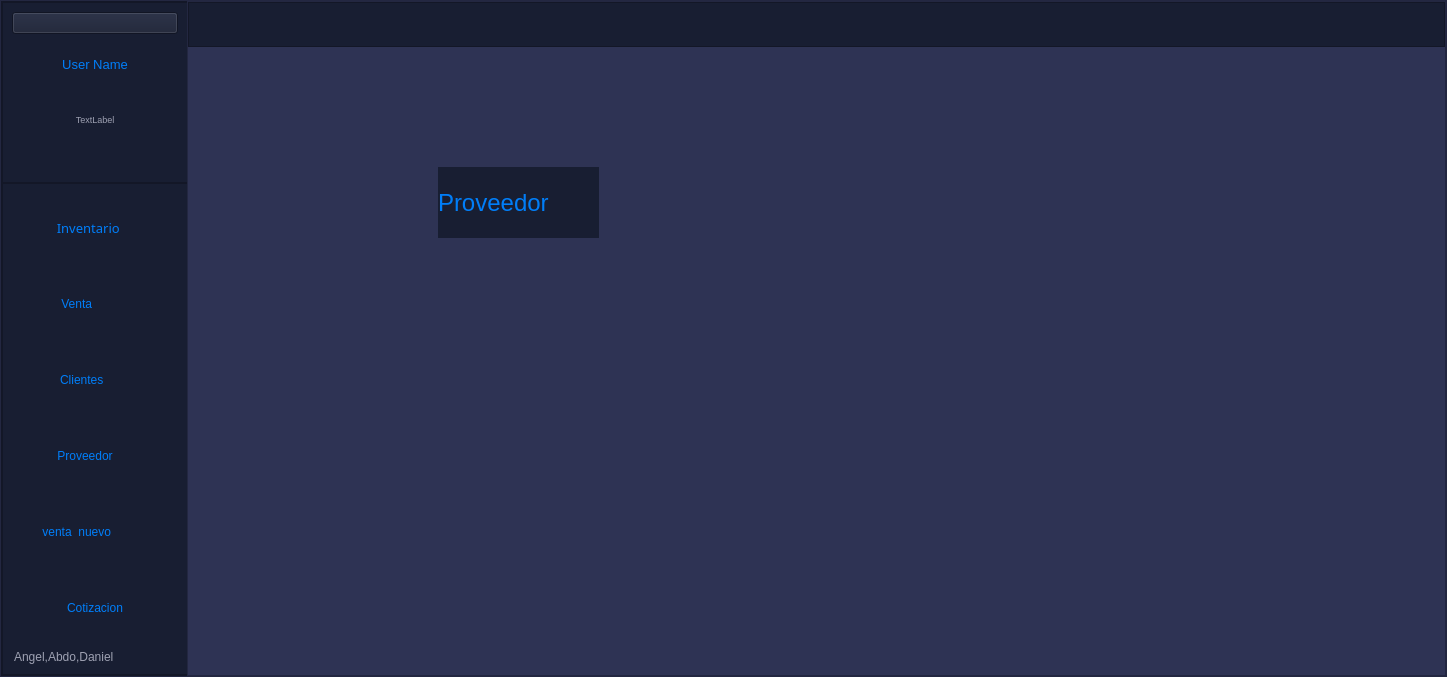
Old version of the form View/nuevo_menu.ui in the repository DanielSajvin/Proyecto_basedatos.
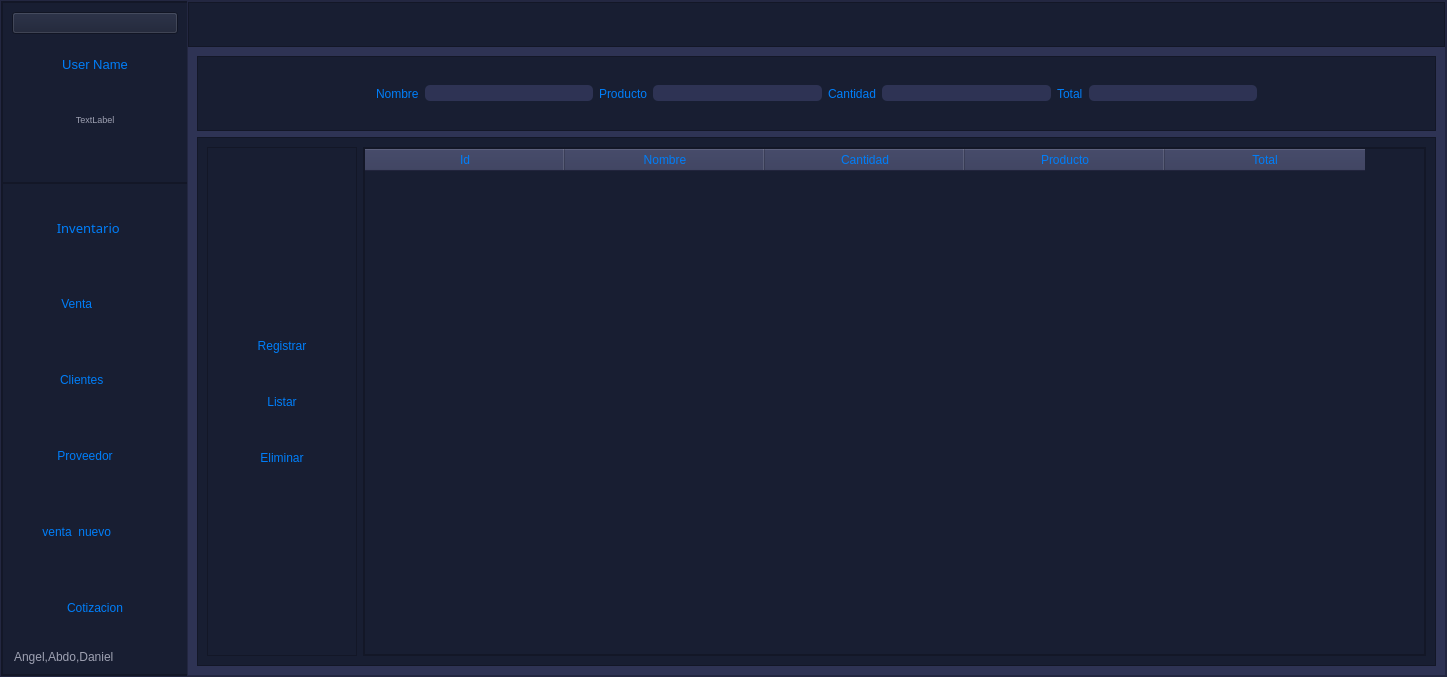
New version of the form. The open tabs and pages were chosen to show the change. Icons and pictures are not drawn.

The edit to the form file:
```diff
--- a/View/nuevo_menu.ui
+++ b/View/nuevo_menu.ui
@@ -3194,76 +3194,6 @@
               <property name="topMargin">
                <number>11</number>
               </property>
-              <item>
-               <widget class="QFrame" name="frame_21">
-                <property name="minimumSize">
-                 <size>
-                  <width>0</width>
-                  <height>125</height>
-                 </size>
-                </property>
-                <property name="styleSheet">
-                 <string notr="true">QPushButton{
-border-top-left-radius:20p;
-color: rgb(0,126,249);
-font: 77 10pt &quot;Gadugi&quot;;
-
-border-radius: 5px;
-
-
-}
-
-QPushButton:hover{
-
-background-color: qlineargradient(spread:pad, x1:0, y1:0.505682, x2:1, y2:0.477, stop:0 rgba(11, 131, 120, 219), stop:1 rgba(85, 98, 112, 226));
-
-
-}
-QFrame{
-
-background-color: rgb(24, 30, 50);
-
-}
-QLabel{
-color: rgb(0,126,249);
-}
-QLineEdit{
-font: 77 10pt &quot;Gadugi&quot;;
-color: rgb(158, 161, 178);
-border-radius: 5px;
-}
-
-</string>
-                </property>
-                <property name="frameShape">
-                 <enum>QFrame::StyledPanel</enum>
-                </property>
-                <property name="frameShadow">
-                 <enum>QFrame::Raised</enum>
-                </property>
-                <widget class="QLabel" name="label_14">
-                 <property name="geometry">
-                  <rect>
-                   <x>40</x>
-                   <y>20</y>
-                   <width>121</width>
-                   <height>31</height>
-                  </rect>
-                 </property>
-                 <property name="font">
-                  <font>
-                   <pointsize>12</pointsize>
-                  </font>
-                 </property>
-                 <property name="styleSheet">
-                  <string notr="true"/>
-                 </property>
-                 <property name="text">
-                  <string>Id</string>
-                 </property>
-                </widget>
-               </widget>
-              </item>
               <item>
                <widget class="QFrame" name="frame_20">
                 <property name="frameShape">
@@ -3477,24 +3407,369 @@
              </layout>
             </widget>
             <widget class="QWidget" name="page_proveedor">
-             <widget class="QLabel" name="label_6">
-              <property name="geometry">
-               <rect>
-                <x>250</x>
-                <y>120</y>
-                <width>161</width>
-                <height>71</height>
-               </rect>
-              </property>
-              <property name="font">
-               <font>
-                <pointsize>18</pointsize>
-               </font>
-              </property>
-              <property name="text">
-               <string>Proveedor</string>
-              </property>
-             </widget>
+             <layout class="QVBoxLayout" name="verticalLayout_24">
+              <item>
+               <widget class="QFrame" name="frame_31">
+                <property name="minimumSize">
+                 <size>
+                  <width>0</width>
+                  <height>75</height>
+                 </size>
+                </property>
+                <property name="styleSheet">
+                 <string notr="true">QPushButton{
+border-top-left-radius:20p;
+color: rgb(0,126,249);
+font: 77 10pt &quot;Gadugi&quot;;
+
+border-radius: 5px;
+
+
+}
+
+QPushButton:hover{
+
+background-color: qlineargradient(spread:pad, x1:0, y1:0.505682, x2:1, y2:0.477, stop:0 rgba(11, 131, 120, 219), stop:1 rgba(85, 98, 112, 226));
+
+
+}
+QFrame{
+
+background-color: rgb(24, 30, 50);
+
+}
+QLabel{
+color: rgb(0,126,249);
+font: 77 12pt &quot;Gadugi&quot;;
+}
+QLineEdit{
+font: 77 10pt &quot;Gadugi&quot;;
+color: rgb(158, 161, 178);
+border-radius: 5px;
+}
+</string>
+                </property>
+                <property name="frameShape">
+                 <enum>QFrame::StyledPanel</enum>
+                </property>
+                <property name="frameShadow">
+                 <enum>QFrame::Raised</enum>
+                </property>
+                <layout class="QHBoxLayout" name="horizontalLayout_13">
+                 <item>
+                  <spacer name="horizontalSpacer_3">
+                   <property name="orientation">
+                    <enum>Qt::Horizontal</enum>
+                   </property>
+                   <property name="sizeHint" stdset="0">
+                    <size>
+                     <width>142</width>
+                     <height>20</height>
+                    </size>
+                   </property>
+                  </spacer>
+                 </item>
+                 <item>
+                  <widget class="QLabel" name="label_33">
+                   <property name="styleSheet">
+                    <string notr="true"/>
+                   </property>
+                   <property name="text">
+                    <string>Nombre</string>
+                   </property>
+                  </widget>
+                 </item>
+                 <item>
+                  <widget class="QLineEdit" name="nombre_proveedor"/>
+                 </item>
+                 <item>
+                  <widget class="QLabel" name="label_34">
+                   <property name="styleSheet">
+                    <string notr="true"/>
+                   </property>
+                   <property name="text">
+                    <string>Producto</string>
+                   </property>
+                  </widget>
+                 </item>
+                 <item>
+                  <widget class="QLineEdit" name="producto_proveedor"/>
+                 </item>
+                 <item>
+                  <widget class="QLabel" name="label_35">
+                   <property name="styleSheet">
+                    <string notr="true"/>
+                   </property>
+                   <property name="text">
+                    <string>Cantidad</string>
+                   </property>
+                  </widget>
+                 </item>
+                 <item>
+                  <widget class="QLineEdit" name="cantidad_proveedor"/>
+                 </item>
+                 <item>
+                  <widget class="QLabel" name="label_36">
+                   <property name="styleSheet">
+                    <string notr="true"/>
+                   </property>
+                   <property name="text">
+                    <string>Total</string>
+                   </property>
+                  </widget>
+                 </item>
+                 <item>
+                  <widget class="QLineEdit" name="total_proveedor"/>
+                 </item>
+                 <item>
+                  <spacer name="horizontalSpacer_4">
+                   <property name="orientation">
+                    <enum>Qt::Horizontal</enum>
+                   </property>
+                   <property name="sizeHint" stdset="0">
+                    <size>
+                     <width>142</width>
+                     <height>20</height>
+                    </size>
+                   </property>
+                  </spacer>
+                 </item>
+                </layout>
+               </widget>
+              </item>
+              <item>
+               <widget class="QFrame" name="frame_21">
+                <property name="minimumSize">
+                 <size>
+                  <width>0</width>
+                  <height>0</height>
+                 </size>
+                </property>
+                <property name="frameShape">
+                 <enum>QFrame::StyledPanel</enum>
+                </property>
+                <property name="frameShadow">
+                 <enum>QFrame::Raised</enum>
+                </property>
+                <layout class="QHBoxLayout" name="horizontalLayout_12">
+                 <item>
+                  <widget class="QFrame" name="frame_32">
+                   <property name="minimumSize">
+                    <size>
+                     <width>150</width>
+                     <height>0</height>
+                    </size>
+                   </property>
+                   <property name="styleSheet">
+                    <string notr="true">QPushButton{
+border-top-left-radius:20p;
+color: rgb(0,126,249);
+font: 77 10pt &quot;Gadugi&quot;;
+
+border-radius: 5px;
+
+
+}
+
+QPushButton:hover{
+
+background-color: qlineargradient(spread:pad, x1:0, y1:0.505682, x2:1, y2:0.477, stop:0 rgba(11, 131, 120, 219), stop:1 rgba(85, 98, 112, 226));
+
+
+}
+QFrame{
+
+background-color: rgb(24, 30, 50);
+
+}
+QLabel{
+color: rgb(0,126,249);
+}
+QLineEdit{
+font: 77 10pt &quot;Gadugi&quot;;
+color: rgb(158, 161, 178);
+border-radius: 5px;
+}
+</string>
+                   </property>
+                   <property name="frameShape">
+                    <enum>QFrame::StyledPanel</enum>
+                   </property>
+                   <property name="frameShadow">
+                    <enum>QFrame::Raised</enum>
+                   </property>
+                   <layout class="QVBoxLayout" name="verticalLayout_26">
+                    <item>
+                     <spacer name="verticalSpacer_4">
+                      <property name="orientation">
+                       <enum>Qt::Vertical</enum>
+                      </property>
+                      <property name="sizeHint" stdset="0">
+                       <size>
+                        <width>20</width>
+                        <height>146</height>
+                       </size>
+                      </property>
+                     </spacer>
+                    </item>
+                    <item>
+                     <widget class="QPushButton" name="registrar_proveedor">
+                      <property name="minimumSize">
+                       <size>
+                        <width>120</width>
+                        <height>50</height>
+                       </size>
+                      </property>
+                      <property name="text">
+                       <string>Registrar</string>
+                      </property>
+                     </widget>
+                    </item>
+                    <item>
+                     <widget class="QPushButton" name="btn_listar_3">
+                      <property name="minimumSize">
+                       <size>
+                        <width>120</width>
+                        <height>50</height>
+                       </size>
+                      </property>
+                      <property name="text">
+                       <string>Listar</string>
+                      </property>
+                     </widget>
+                    </item>
+                    <item>
+                     <widget class="QPushButton" name="btn_eliminar_3">
+                      <property name="minimumSize">
+                       <size>
+                        <width>120</width>
+                        <height>50</height>
+                       </size>
+                      </property>
+                      <property name="text">
+                       <string>Eliminar</string>
+                      </property>
+                     </widget>
+                    </item>
+                    <item>
+                     <spacer name="verticalSpacer_5">
+                      <property name="orientation">
+                       <enum>Qt::Vertical</enum>
+                      </property>
+                      <property name="sizeHint" stdset="0">
+                       <size>
+                        <width>20</width>
+                        <height>40</height>
+                       </size>
+                      </property>
+                     </spacer>
+                    </item>
+                   </layout>
+                  </widget>
+                 </item>
+                 <item>
+                  <widget class="QFrame" name="frame_33">
+                   <property name="frameShape">
+                    <enum>QFrame::StyledPanel</enum>
+                   </property>
+                   <property name="frameShadow">
+                    <enum>QFrame::Raised</enum>
+                   </property>
+                   <layout class="QVBoxLayout" name="verticalLayout_25">
+                    <property name="spacing">
+                     <number>0</number>
+                    </property>
+                    <property name="leftMargin">
+                     <number>0</number>
+                    </property>
+                    <property name="topMargin">
+                     <number>0</number>
+                    </property>
+                    <property name="rightMargin">
+                     <number>0</number>
+                    </property>
+                    <property name="bottomMargin">
+                     <number>0</number>
+                    </property>
+                    <item>
+                     <widget class="QTableWidget" name="tabla_listar_proveedor">
+                      <property name="styleSheet">
+                       <string notr="true">QHeaderView
+{
+Fondo: transparente; 
+background-color: rgb(24, 30, 50);
+border-top-left-radius:20p;
+color: rgb(0,126,249);
+font: 77 10pt &quot;Gadugi&quot;;
+}
+
+QHeaderView:hover
+{
+background-color: rgb(46, 51, 84);
+border-top-left-radius:20p;
+}
+QHeaderView:section
+{
+background-color: rgb(46, 51, 84);
+border-top-left-radius:20p;
+padding: 2px;
+font-size:11 pt;
+
+}
+QTableWidget{
+background-color: rgb(24, 30, 50);
+gridline-color: rgb(24, 30, 50);
+font-size: 11pt;
+border-top-left-radius:20p;
+color: rgb(0,126,249);
+font: 77 10pt &quot;Gadugi&quot;;
+}
+QTableWidgetQTableCornerButton::section{
+background-color: rgb(46, 51, 84);
+border: 1px solid rgb(0,126,249);
+}
+QTableView QTableCornerButton::section {
+background-color: rgb(46, 51, 84);
+border: 1px solid rgb(0, 126, 249);
+}</string>
+                      </property>
+                      <attribute name="horizontalHeaderDefaultSectionSize">
+                       <number>200</number>
+                      </attribute>
+                      <column>
+                       <property name="text">
+                        <string>Id</string>
+                       </property>
+                      </column>
+                      <column>
+                       <property name="text">
+                        <string>Nombre</string>
+                       </property>
+                      </column>
+                      <column>
+                       <property name="text">
+                        <string>Cantidad</string>
+                       </property>
+                      </column>
+                      <column>
+                       <property name="text">
+                        <string>Producto</string>
+                       </property>
+                      </column>
+                      <column>
+                       <property name="text">
+                        <string>Total</string>
+                       </property>
+                      </column>
+                     </widget>
+                    </item>
+                   </layout>
+                  </widget>
+                 </item>
+                </layout>
+               </widget>
+              </item>
+             </layout>
             </widget>
             <widget class="QWidget" name="page_usuario">
              <layout class="QVBoxLayout" name="verticalLayout_19">
```
Left out of the diff: 111 changed lines with no effect on the pictures.
